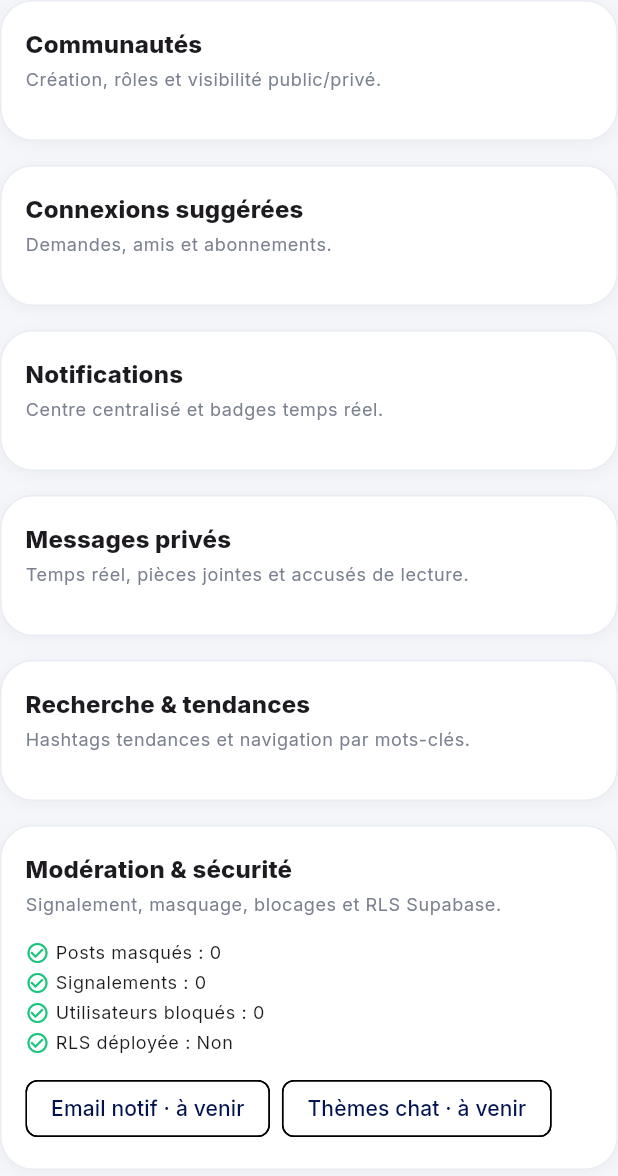
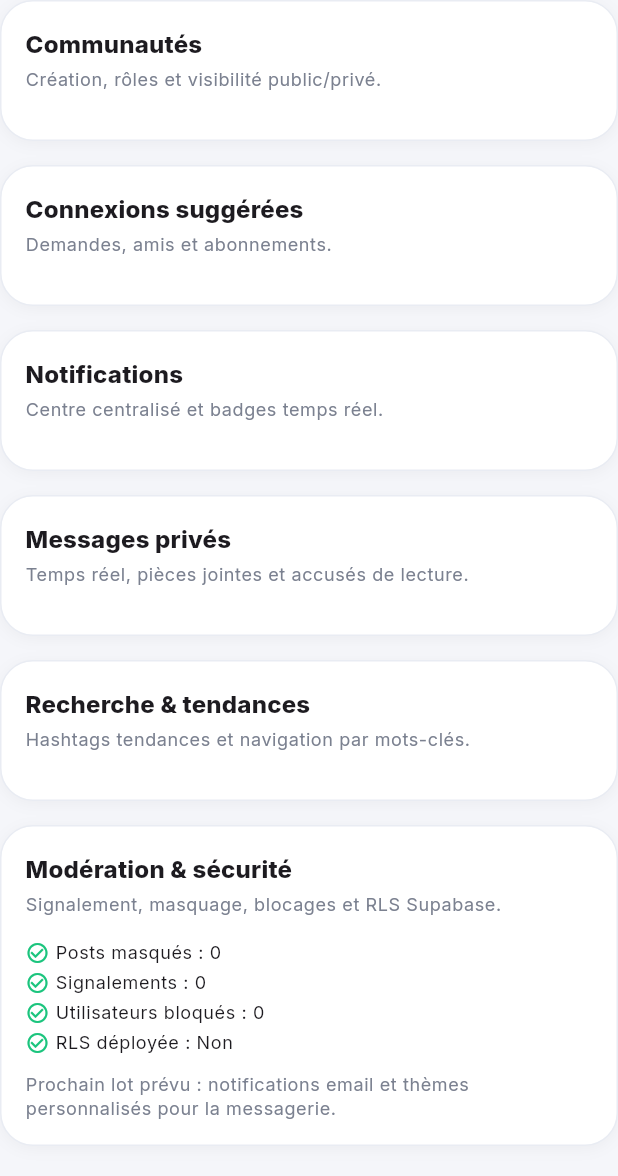
Before and after one commit to depot-data-thix-central/Thix-central, a Flutter app: the SocialSidebarSection widget shown alone on an empty page, opened directly with empty values, on a phone screen of 412 x 824 dp. Shown: the top 1176 px of the screen. Run offline on Flutter 3.47's test engine with Material 3 defaults, Android fonts, the phone set to English and light mode, and no system bars; our stand-ins replace go_router, google_fonts, local_auth, qr_flutter, shared_preferences, supabase_flutter; accounts and stored records are empty.

Commit message:
fix: polish social module review feedback

```diff
--- a/lib/pages/social/services/social_feed_service.dart
+++ b/lib/pages/social/services/social_feed_service.dart
@@ -50,7 +50,7 @@ class SocialFeedService {
   }
 
   double buildSmartScore(SocialPost post) {
-    final ageHours = math.max(1, DateTime.now().difference(post.createdAt).inHours + 1);
+    final ageHours = math.max(1, DateTime.now().difference(post.createdAt).inHours);
     final freshnessBoost = 120 / ageHours;
     final connectionBoost = post.author.mutualConnections * 8;
     final mediaBoost = post.mediaUrls.isEmpty ? 0 : 12;
--- a/lib/pages/social/social_home_page.dart
+++ b/lib/pages/social/social_home_page.dart
@@ -135,7 +135,7 @@ class _SocialHomeView extends StatelessWidget {
     final challengePrizeController = TextEditingController();
     final quoteController = TextEditingController();
     var selectedKind = repostSource == null ? SocialPostKind.text : SocialPostKind.repost;
-    var communityName = 'Design Leaders';
+    var communityName = controller.snapshot.communities.isNotEmpty ? controller.snapshot.communities.first.name : 'Fil public';
 
     await showModalBottomSheet<void>(
       context: context,
--- a/lib/pages/social/widgets/social_widgets.dart
+++ b/lib/pages/social/widgets/social_widgets.dart
@@ -615,12 +615,9 @@ class SocialSidebarSection extends StatelessWidget {
               _bullet(context, 'Utilisateurs bloqués : ${snapshot.moderation.blockedUsers}'),
               _bullet(context, 'RLS déployée : ${snapshot.moderation.rlsReady ? 'Oui' : 'Non'}'),
               const SizedBox(height: AppSpacing.sm),
-              Wrap(
-                spacing: AppSpacing.sm,
-                children: const [
-                  Chip(label: Text('Email notif · à venir')),
-                  Chip(label: Text('Thèmes chat · à venir')),
-                ],
+              Text(
+                'Prochain lot prévu : notifications email et thèmes personnalisés pour la messagerie.',
+                style: context.textStyles.bodySmall?.copyWith(color: AppColors.textSecondary),
               ),
             ],
           ),
```
